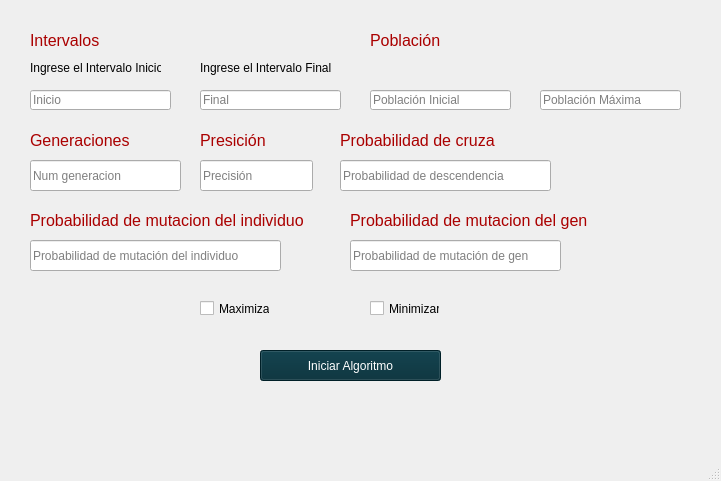
Above: estilos.ui from AAGS589/AG_canonico before the change. Below: the same form after it.
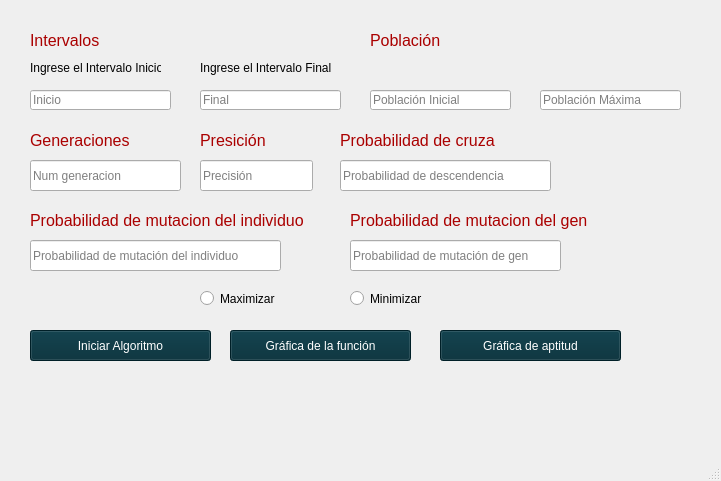
That is the form after the change.

Commit message: Se agregaron los checkboxes

The edit to the form file:
```diff
--- a/estilos.ui
+++ b/estilos.ui
@@ -263,8 +263,8 @@
    <widget class="QPushButton" name="btn_maximizar">
     <property name="geometry">
      <rect>
-      <x>260</x>
-      <y>350</y>
+      <x>30</x>
+      <y>330</y>
       <width>181</width>
       <height>31</height>
      </rect>
@@ -294,12 +294,48 @@
      <string/>
     </property>
    </widget>
-   <widget class="QCheckBox" name="checkBox">
+   <widget class="QPushButton" name="btn_graficar_funcion">
+    <property name="geometry">
+     <rect>
+      <x>230</x>
+      <y>330</y>
+      <width>181</width>
+      <height>31</height>
+     </rect>
+    </property>
+    <property name="styleSheet">
+     <string notr="true">background-color: rgb(0, 43, 54);
+height: 30px;
+color: rgb(255, 255, 255);</string>
+    </property>
+    <property name="text">
+     <string>Gráfica de la función</string>
+    </property>
+   </widget>
+   <widget class="QPushButton" name="btn_graficar_aptitud">
+    <property name="geometry">
+     <rect>
+      <x>440</x>
+      <y>330</y>
+      <width>181</width>
+      <height>31</height>
+     </rect>
+    </property>
+    <property name="styleSheet">
+     <string notr="true">background-color: rgb(0, 43, 54);
+height: 30px;
+color: rgb(255, 255, 255);</string>
+    </property>
+    <property name="text">
+     <string>Gráfica de aptitud</string>
+    </property>
+   </widget>
+   <widget class="QRadioButton" name="radio_maximizar">
     <property name="geometry">
      <rect>
       <x>200</x>
-      <y>300</y>
-      <width>70</width>
+      <y>290</y>
+      <width>82</width>
       <height>17</height>
      </rect>
     </property>
@@ -307,12 +343,12 @@
      <string>Maximizar</string>
     </property>
    </widget>
-   <widget class="QCheckBox" name="checkBox_2">
+   <widget class="QRadioButton" name="radio_minimizar">
     <property name="geometry">
      <rect>
-      <x>370</x>
-      <y>300</y>
-      <width>70</width>
+      <x>350</x>
+      <y>290</y>
+      <width>82</width>
       <height>17</height>
      </rect>
     </property>
```
Left out of the diff: 2 changed lines with no effect on the pictures. The commit also changes 1 other file.
